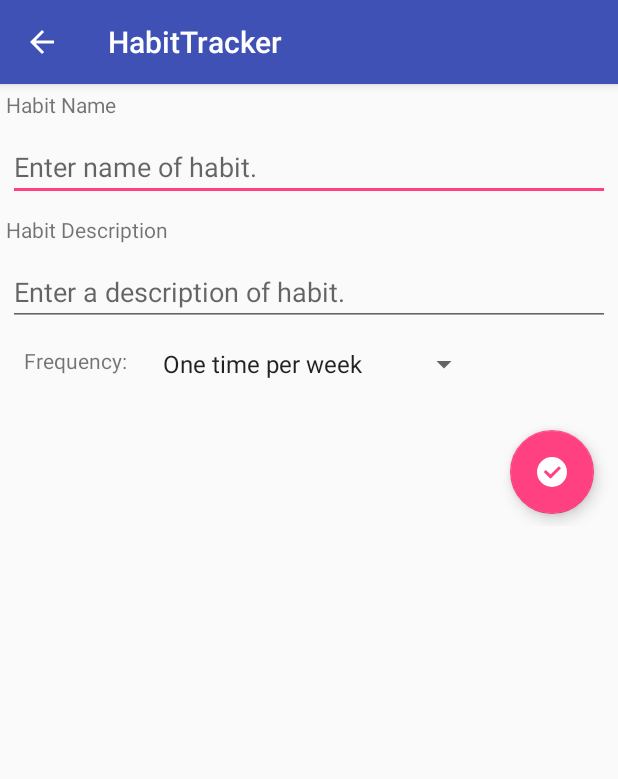
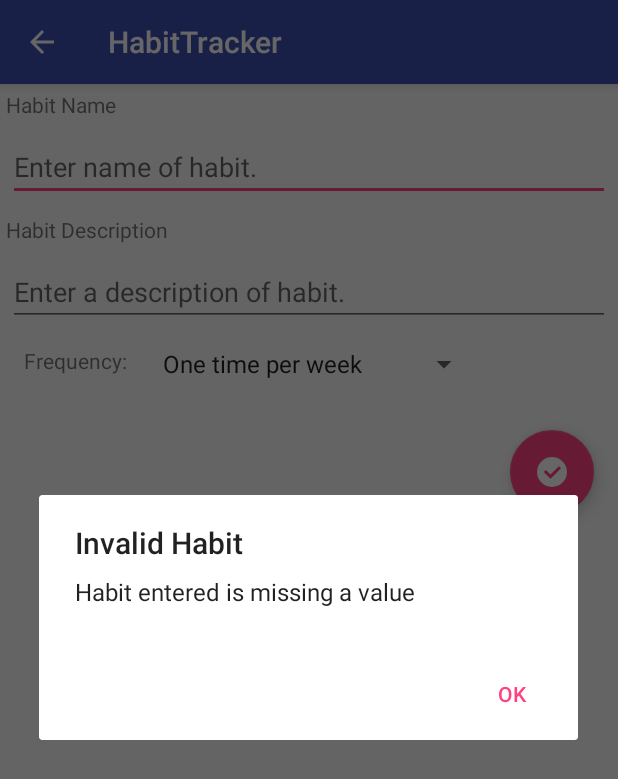
Before and after one commit to WhaleMentalist/HabitTracker, an Android app: the AddHabitActivity screen opened directly, with no data from a screen before it, after a tap on an icon or button, on a phone screen of 412 x 824 dp. Shown: the top 779 px of the screen. Run offline under Robolectric (Android 15) with nearby library versions, the phone set to English and light mode, and no system bars; our stand-ins replace Room's generated code.

Commit message:
Added field checking on add habit and allow add habit GUI to close upon successful addition.

```diff
--- a/app/src/main/java/us/spencer/habittracker/addhabit/AddHabitActivity.java
+++ b/app/src/main/java/us/spencer/habittracker/addhabit/AddHabitActivity.java
@@ -17,7 +17,7 @@ public class AddHabitActivity extends AppCompatActivity {
     @Override
     protected void onCreate(@Nullable Bundle savedInstanceState) {
         super.onCreate(savedInstanceState);
-        setContentView(R.layout.addhabit_act);
+        setContentView(R.layout.add_habit_act);
 
         AddHabitFragment addHabitFragment =  (AddHabitFragment) getFragmentManager()
                 .findFragmentById(R.id.add_habit_frag);
--- a/app/src/main/java/us/spencer/habittracker/addhabit/AddHabitContract.java
+++ b/app/src/main/java/us/spencer/habittracker/addhabit/AddHabitContract.java
@@ -11,7 +11,9 @@ public interface AddHabitContract {
 
     interface View extends BaseView<Presenter> {
 
-        void showToast();
+        void showHabitsList();
+
+        void showEmptyHabitError();
 
         boolean isActive();
     }
--- a/app/src/main/java/us/spencer/habittracker/addhabit/AddHabitFragment.java
+++ b/app/src/main/java/us/spencer/habittracker/addhabit/AddHabitFragment.java
@@ -1,12 +1,12 @@
 package us.spencer.habittracker.addhabit;
 
+import android.app.AlertDialog;
 import android.app.Fragment;
+import android.content.DialogInterface;
 import android.os.Bundle;
 import android.support.annotation.NonNull;
 import android.support.design.widget.FloatingActionButton;
 import android.view.LayoutInflater;
-import android.view.Menu;
-import android.view.MenuInflater;
 import android.view.View;
 import android.view.ViewGroup;
 import android.widget.ArrayAdapter;
@@ -47,11 +47,11 @@ public class AddHabitFragment extends Fragment implements AddHabitContract.View
     @Override
     public View onCreateView(LayoutInflater inflater, ViewGroup container,
                              Bundle savedInstanceState) {
-        View root = inflater.inflate(R.layout.addhabit_frag, container, false);
+        View root = inflater.inflate(R.layout.add_habit_frag, container, false);
         mTitle = root.findViewById(R.id.add_habit_title_et);
         mDescription = root.findViewById(R.id.add_habit_desc_et);
 
-        /** Setup adapter for spinner to populate with items*/
+        /** Setup adapter for spinner to populate with items */
         mFrequency = root.findViewById(R.id.add_habit_freq_spinner);
         ArrayAdapter adapter = ArrayAdapter.createFromResource(getActivity(), R.array.freq_spinner_values,
                 android.R.layout.simple_spinner_item);
@@ -76,12 +76,33 @@ public class AddHabitFragment extends Fragment implements AddHabitContract.View
     }
 
     @Override
+    public void showHabitsList() {
+        getActivity().finish();
+    }
+
+    @Override
+    public void showEmptyHabitError() {
+        AlertDialog.Builder builder = new AlertDialog.Builder(getActivity());
+
+        builder.setMessage(R.string.habit_empty_error_mess)
+                .setTitle(R.string.habit_empty_error_title)
+                .setCancelable(false)
+                .setPositiveButton(R.string.habit_empty_error_ok_btn,
+                        new DialogInterface.OnClickListener() {
+
+            @Override
+            public void onClick(DialogInterface dialogInterface, int i) {
+                dialogInterface.dismiss();
+            }
+        });
+
+        AlertDialog alertDialog = builder.create();
+        alertDialog.show();
+    }
+
+    @Override
     public boolean isActive() {
         return isAdded();
     }
 
-    @Override
-    public void showToast() {
-        Toast.makeText(getActivity(), "Added habit successfully!", Toast.LENGTH_SHORT).show();
-    }
 }
--- a/app/src/main/java/us/spencer/habittracker/addhabit/AddHabitPresenter.java
+++ b/app/src/main/java/us/spencer/habittracker/addhabit/AddHabitPresenter.java
@@ -29,11 +29,19 @@ public class AddHabitPresenter implements AddHabitContract.Presenter,
     @Override
     public void addHabit(String title, String description) {
         Habit habit = new Habit(title, description);
-        mHabitsRepository.saveHabit(habit, this);
+
+        if(habit.isEmpty()) {
+            mAddHabitView.showEmptyHabitError();
+        }
+        else {
+            mHabitsRepository.saveHabit(habit, this);
+            mAddHabitView.showHabitsList();
+        }
+
     }
 
     @Override
     public void onHabitSaved() {
-        mAddHabitView.showToast();
+
     }
 }
--- a/app/src/main/java/us/spencer/habittracker/database/local/HabitsLocalDataSource.java
+++ b/app/src/main/java/us/spencer/habittracker/database/local/HabitsLocalDataSource.java
@@ -53,6 +53,12 @@ public class HabitsLocalDataSource implements HabitsDataSource {
         return INSTANCE;
     }
 
+    /**
+     * Method will save desired habit into database
+     *
+     * @param habit the habit to add
+     * @param callback  the callback that will be notified of result
+     */
     @Override
     public void saveHabit(@NonNull final Habit habit, @NonNull final SaveHabitCallback callback) {
         checkNotNull(habit);
--- a/app/src/main/java/us/spencer/habittracker/habits/HabitsPresenter.java
+++ b/app/src/main/java/us/spencer/habittracker/habits/HabitsPresenter.java
@@ -17,7 +17,6 @@ public class HabitsPresenter implements HabitsContract.Presenter {
     @NonNull
     HabitsContract.View mHabitsView;
 
-    boolean isFirstLoad = true;
 
     public HabitsPresenter(@NonNull HabitsDataSource habitsRepository,
                            @NonNull HabitsContract.View habitsView) {
@@ -41,9 +40,6 @@ public class HabitsPresenter implements HabitsContract.Presenter {
     }
 
     public void start() {
-        if(isFirstLoad) {
-            loadHabits();
-            isFirstLoad = false;
-        }
+        loadHabits();
     }
 }
--- a/app/src/main/java/us/spencer/habittracker/model/Habit.java
+++ b/app/src/main/java/us/spencer/habittracker/model/Habit.java
@@ -52,8 +52,13 @@ public class Habit {
         mDescription = description;
     }
 
+    /**
+     * Check if habit contains no data
+     *
+     * @return whether habit has no useful data
+     */
     public boolean isEmpty() {
-        return Strings.isNullOrEmpty(mName) &&
+        return Strings.isNullOrEmpty(mName) ||
                 Strings.isNullOrEmpty(mDescription);
     }
 
--- a/app/src/main/res/layout/addhabit_frag.xml
+++ b/app/src/main/res/layout/add_habit_frag.xml
@@ -22,7 +22,7 @@
             android:layout_width="match_parent"
             android:layout_height="wrap_content"
             android:layout_margin="5dp"
-            android:hint="@string/habit_title_hint" />
+            android:hint="@string/add_habit_title_hint" />
 
         <TextView
             android:id="@+id/add_habit_desc_tv"
@@ -36,7 +36,7 @@
             android:layout_width="match_parent"
             android:layout_height="wrap_content"
             android:layout_margin="5dp"
-            android:hint="@string/habit_desc_hint" />
+            android:hint="@string/add_habit_desc_hint" />
 
         <android.support.constraint.ConstraintLayout
             android:layout_width="match_parent"
--- a/app/src/main/res/values/strings.xml
+++ b/app/src/main/res/values/strings.xml
@@ -1,12 +1,14 @@
 <resources>
+
+    <!-- Global values -->
     <string name="app_name">HabitTracker</string>
     <string name="action_settings">Settings</string>
     <string name="placeholder">Placeholder</string>
     <string name="action_add">Add</string>
 
     <!-- Add habit values -->
-    <string name="habit_title_hint">Enter name of habit.</string>
-    <string name="habit_desc_hint">Enter a description of habit.</string>
+    <string name="add_habit_title_hint">Enter name of habit.</string>
+    <string name="add_habit_desc_hint">Enter a description of habit.</string>
     <string name="add_habit_title_text">Habit Name</string>
     <string name="add_habit_desc_text">Habit Description</string>
     <string name="add_habit_freq_text">Frequency:</string>
@@ -20,5 +22,8 @@
     </string-array>
 
     <!-- Habits values -->
+    <string name="habit_empty_error_mess">Habit entered is missing a value</string>
+    <string name="habit_empty_error_title">Invalid Habit</string>
+    <string name="habit_empty_error_ok_btn">Ok</string>
 
 </resources>
```
Also changed, not shown: app/src/main/java/us/spencer/habittracker/habits/HabitsFragment.java (+23 -5 lines), app/src/main/res/layout/add_habit_act.xml (renamed from app/src/main/res/layout/addhabit_act.xml).
